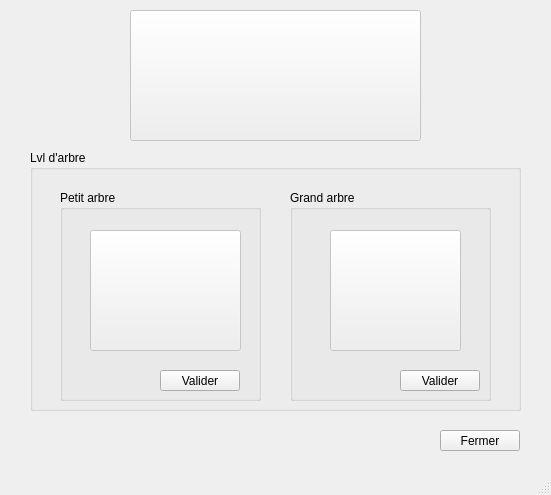
Old version of the form mainwindow.ui in the repository drissMertens/IHMAlgoTree.
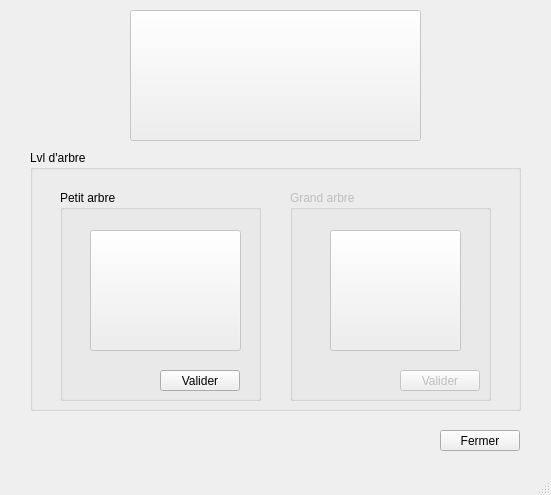
New version of the form. Icons and pictures are not drawn.

```diff
--- a/mainwindow.ui
+++ b/mainwindow.ui
@@ -85,6 +85,9 @@
      </widget>
     </widget>
     <widget class="QGroupBox" name="groupBox_3">
+     <property name="enabled">
+      <bool>false</bool>
+     </property>
      <property name="geometry">
       <rect>
        <x>260</x>
```
Left out of the diff: 2 changed lines with no effect on the pictures.
